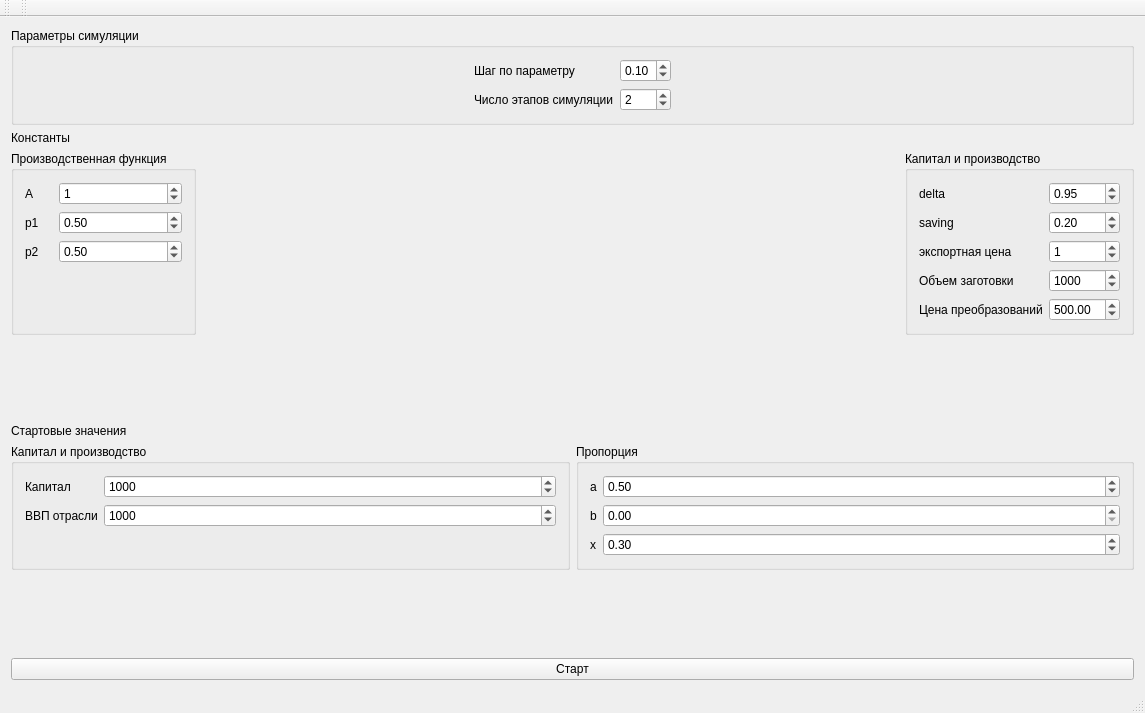
Old version of the form MEGA/QtCreatorWD/magi/mainwindow.ui in the repository artemutin/MagiModelInterface.
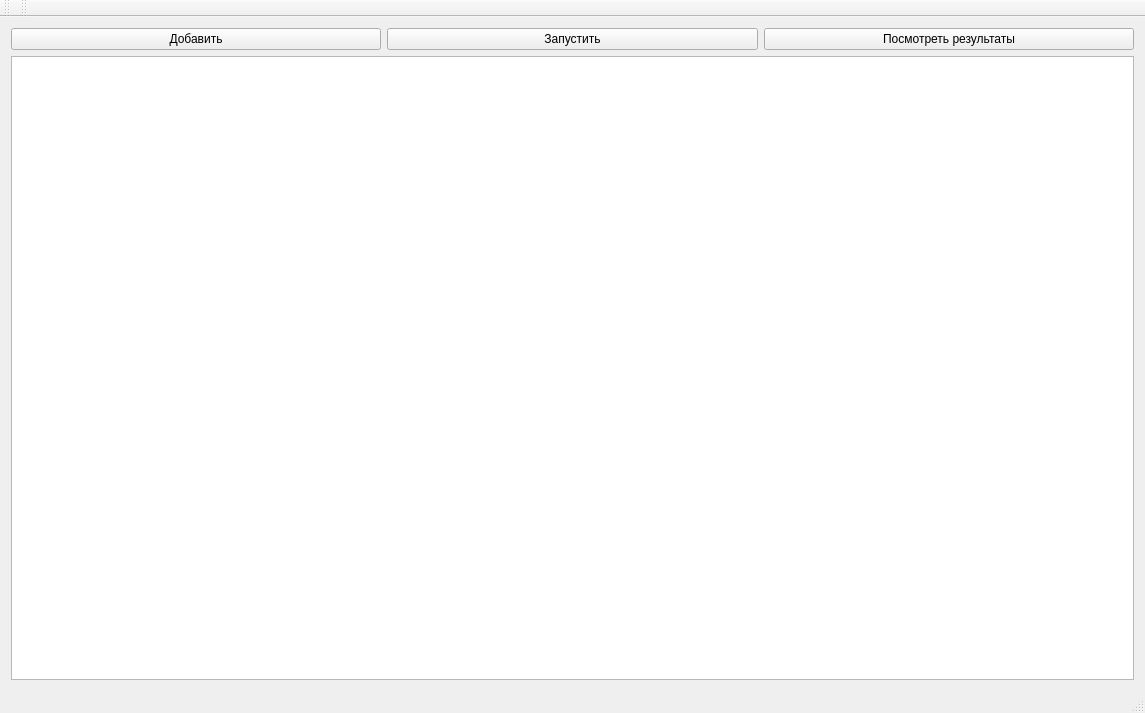
New version of the form.

Commit message: start reimplementing main window with new layout.\n for now dealing with startNewExperiment

Diff of the .ui file:
```diff
--- a/MEGA/QtCreatorWD/magi/mainwindow.ui
+++ b/MEGA/QtCreatorWD/magi/mainwindow.ui
@@ -14,477 +14,39 @@
    <string>MainWindow</string>
   </property>
   <widget class="QWidget" name="centralWidget">
-   <layout class="QVBoxLayout" name="verticalLayout_2">
+   <layout class="QVBoxLayout" name="verticalLayout">
     <item>
-     <layout class="QVBoxLayout" name="verticalLayout">
+     <layout class="QHBoxLayout" name="horizontalLayout">
       <item>
-       <widget class="QGroupBox" name="groupBox">
-        <property name="title">
-         <string>Параметры симуляции</string>
-        </property>
-        <layout class="QHBoxLayout" name="horizontalLayout_4">
-         <item>
-          <spacer name="horizontalSpacer">
-           <property name="orientation">
-            <enum>Qt::Horizontal</enum>
-           </property>
-           <property name="sizeType">
-            <enum>QSizePolicy::Expanding</enum>
-           </property>
-           <property name="sizeHint" stdset="0">
-            <size>
-             <width>40</width>
-             <height>20</height>
-            </size>
-           </property>
-          </spacer>
-         </item>
-         <item>
-          <layout class="QFormLayout" name="formLayout">
-           <property name="sizeConstraint">
-            <enum>QLayout::SetMaximumSize</enum>
-           </property>
-           <item row="0" column="0">
-            <widget class="QLabel" name="label">
-             <property name="text">
-              <string>Шаг по параметру</string>
-             </property>
-            </widget>
-           </item>
-           <item row="1" column="0">
-            <widget class="QLabel" name="label_2">
-             <property name="text">
-              <string>Число этапов симуляции</string>
-             </property>
-            </widget>
-           </item>
-           <item row="1" column="1">
-            <widget class="QSpinBox" name="nEpochsSpinBox">
-             <property name="maximum">
-              <number>10</number>
-             </property>
-             <property name="value">
-              <number>2</number>
-             </property>
-            </widget>
-           </item>
-           <item row="0" column="1">
-            <widget class="QDoubleSpinBox" name="stepUSpinBox">
-             <property name="maximum">
-              <double>1.000000000000000</double>
-             </property>
-             <property name="singleStep">
-              <double>0.010000000000000</double>
-             </property>
-             <property name="value">
-              <double>0.100000000000000</double>
-             </property>
-            </widget>
-           </item>
-          </layout>
-         </item>
-         <item>
-          <spacer name="horizontalSpacer_2">
-           <property name="orientation">
-            <enum>Qt::Horizontal</enum>
-           </property>
-           <property name="sizeHint" stdset="0">
-            <size>
-             <width>40</width>
-             <height>20</height>
-            </size>
-           </property>
-          </spacer>
-         </item>
-        </layout>
-       </widget>
-      </item>
-      <item>
-       <widget class="QLabel" name="label_3">
-        <property name="maximumSize">
-         <size>
-          <width>16777215</width>
-          <height>15</height>
-         </size>
-        </property>
+       <widget class="QPushButton" name="AddExperimentButton">
         <property name="text">
-         <string>Константы</string>
+         <string>Добавить</string>
         </property>
-        <property name="wordWrap">
-         <bool>true</bool>
-        </property>
        </widget>
       </item>
       <item>
-       <layout class="QHBoxLayout" name="horizontalLayout">
-        <item>
-         <layout class="QHBoxLayout" name="horizontalLayout_2">
-          <item>
-           <widget class="QGroupBox" name="groupBox_3">
-            <property name="title">
-             <string>Производственная функция</string>
-            </property>
-            <layout class="QHBoxLayout" name="horizontalLayout_5">
-             <item>
-              <layout class="QFormLayout" name="formLayout_2">
-               <property name="horizontalSpacing">
-                <number>20</number>
-               </property>
-               <item row="0" column="0">
-                <widget class="QLabel" name="label_4">
-                 <property name="text">
-                  <string>А</string>
-                 </property>
-                </widget>
-               </item>
-               <item row="2" column="0">
-                <widget class="QLabel" name="label_5">
-                 <property name="text">
-                  <string>p1</string>
-                 </property>
-                </widget>
-               </item>
-               <item row="3" column="0">
-                <widget class="QLabel" name="label_6">
-                 <property name="text">
-                  <string>p2</string>
-                 </property>
-                </widget>
-               </item>
-               <item row="0" column="1">
-                <widget class="QSpinBox" name="regASpinBox">
-                 <property name="maximum">
-                  <number>1000</number>
-                 </property>
-                 <property name="value">
-                  <number>1</number>
-                 </property>
-                </widget>
-               </item>
-               <item row="2" column="1">
-                <widget class="QDoubleSpinBox" name="regP1SpinBox">
-                 <property name="suffix">
-                  <string/>
-                 </property>
-                 <property name="maximum">
-                  <double>2.000000000000000</double>
-                 </property>
-                 <property name="singleStep">
-                  <double>0.010000000000000</double>
-                 </property>
-                 <property name="value">
-                  <double>0.500000000000000</double>
-                 </property>
-                </widget>
-               </item>
-               <item row="3" column="1">
-                <widget class="QDoubleSpinBox" name="regP2SpinBox">
-                 <property name="maximum">
-                  <double>2.000000000000000</double>
-                 </property>
-                 <property name="singleStep">
-                  <double>0.010000000000000</double>
-                 </property>
-                 <property name="value">
-                  <double>0.500000000000000</double>
-                 </property>
-                </widget>
-               </item>
-              </layout>
-             </item>
-            </layout>
-           </widget>
-          </item>
-          <item>
-           <spacer name="horizontalSpacer_3">
-            <property name="orientation">
-             <enum>Qt::Horizontal</enum>
-            </property>
-            <property name="sizeHint" stdset="0">
-             <size>
-              <width>40</width>
-              <height>20</height>
-             </size>
-            </property>
-           </spacer>
-          </item>
-          <item>
-           <widget class="QGroupBox" name="groupBox_4">
-            <property name="title">
-             <string>Капитал и производство</string>
-            </property>
-            <layout class="QHBoxLayout" name="horizontalLayout_6">
-             <item>
-              <layout class="QFormLayout" name="formLayout_3">
-               <item row="0" column="0">
-                <widget class="QLabel" name="label_7">
-                 <property name="text">
-                  <string>delta</string>
-                 </property>
-                </widget>
-               </item>
-               <item row="1" column="0">
-                <widget class="QLabel" name="label_8">
-                 <property name="text">
-                  <string>saving</string>
-                 </property>
-                </widget>
-               </item>
-               <item row="2" column="0">
-                <widget class="QLabel" name="label_9">
-                 <property name="text">
-                  <string>экспортная цена</string>
-                 </property>
-                </widget>
-               </item>
-               <item row="3" column="0">
-                <widget class="QLabel" name="label_10">
-                 <property name="text">
-                  <string>Объем заготовки</string>
-                 </property>
-                </widget>
-               </item>
-               <item row="4" column="0">
-                <widget class="QLabel" name="label_11">
-                 <property name="text">
-                  <string>Цена преобразований</string>
-                 </property>
-                </widget>
-               </item>
-               <item row="0" column="1">
-                <widget class="QDoubleSpinBox" name="deltaSpinBox">
-                 <property name="maximum">
-                  <double>1.000000000000000</double>
-                 </property>
-                 <property name="singleStep">
-                  <double>0.010000000000000</double>
-                 </property>
-                 <property name="value">
-                  <double>0.950000000000000</double>
-                 </property>
-                </widget>
-               </item>
-               <item row="1" column="1">
-                <widget class="QDoubleSpinBox" name="savingSpinBox">
-                 <property name="maximum">
-                  <double>1.000000000000000</double>
-                 </property>
-                 <property name="singleStep">
-                  <double>0.010000000000000</double>
-                 </property>
-                 <property name="value">
-                  <double>0.200000000000000</double>
-                 </property>
-                </widget>
-               </item>
-               <item row="2" column="1">
-                <widget class="QSpinBox" name="exportSpinBox">
-                 <property name="maximum">
-                  <number>100000</number>
-                 </property>
-                 <property name="value">
-                  <number>1</number>
-                 </property>
-                </widget>
-               </item>
-               <item row="4" column="1">
-                <widget class="QDoubleSpinBox" name="CostSpinBox">
-                 <property name="maximum">
-                  <double>1000.000000000000000</double>
-                 </property>
-                 <property name="value">
-                  <double>500.000000000000000</double>
-                 </property>
-                </widget>
-               </item>
-               <item row="3" column="1">
-                <widget class="QSpinBox" name="woodProductionSpinBox">
-                 <property name="maximum">
-                  <number>1000000</number>
-                 </property>
-                 <property name="value">
-                  <number>1000</number>
-                 </property>
-                </widget>
-               </item>
-              </layout>
-             </item>
-            </layout>
-           </widget>
-          </item>
-         </layout>
-        </item>
-       </layout>
-      </item>
-      <item>
-       <spacer name="verticalSpacer">
-        <property name="orientation">
-         <enum>Qt::Vertical</enum>
-        </property>
-        <property name="sizeHint" stdset="0">
-         <size>
-          <width>20</width>
-          <height>40</height>
-         </size>
-        </property>
-       </spacer>
-      </item>
-      <item>
-       <widget class="QLabel" name="label_12">
-        <property name="maximumSize">
-         <size>
-          <width>16777215</width>
-          <height>15</height>
-         </size>
-        </property>
+       <widget class="QPushButton" name="startExperimentButton">
         <property name="text">
-         <string>Стартовые значения</string>
+         <string>Запустить</string>
         </property>
        </widget>
       </item>
       <item>
-       <layout class="QHBoxLayout" name="horizontalLayout_3">
-        <item>
-         <widget class="QGroupBox" name="groupBox_2">
-          <property name="title">
-           <string>Капитал и производство</string>
-          </property>
-          <layout class="QHBoxLayout" name="horizontalLayout_7">
-           <item>
-            <layout class="QFormLayout" name="formLayout_4">
-             <item row="0" column="0">
-              <widget class="QLabel" name="label_13">
-               <property name="text">
-                <string>Капитал</string>
-               </property>
-              </widget>
-             </item>
-             <item row="1" column="0">
-              <widget class="QLabel" name="label_14">
-               <property name="text">
-                <string>ВВП отрасли</string>
-               </property>
-              </widget>
-             </item>
-             <item row="0" column="1">
-              <widget class="QSpinBox" name="capitalSpinBox">
-               <property name="maximum">
-                <number>1000000</number>
-               </property>
-               <property name="value">
-                <number>1000</number>
-               </property>
-              </widget>
-             </item>
-             <item row="1" column="1">
-              <widget class="QSpinBox" name="ProductionSpinBox">
-               <property name="maximum">
-                <number>100000</number>
-               </property>
-               <property name="value">
-                <number>1000</number>
-               </property>
-              </widget>
-             </item>
-            </layout>
-           </item>
-          </layout>
-         </widget>
-        </item>
-        <item>
-         <widget class="QGroupBox" name="groupBox_5">
-          <property name="title">
-           <string>Пропорция</string>
-          </property>
-          <layout class="QHBoxLayout" name="horizontalLayout_8">
-           <item>
-            <layout class="QFormLayout" name="formLayout_5">
-             <item row="0" column="0">
-              <widget class="QLabel" name="label_15">
-               <property name="text">
-                <string>а</string>
-               </property>
-              </widget>
-             </item>
-             <item row="1" column="0">
-              <widget class="QLabel" name="label_16">
-               <property name="text">
-                <string>b</string>
-               </property>
-              </widget>
-             </item>
-             <item row="2" column="0">
-              <widget class="QLabel" name="label_17">
-               <property name="text">
-                <string>x</string>
-               </property>
-              </widget>
-             </item>
-             <item row="0" column="1">
-              <widget class="QDoubleSpinBox" name="aSpinBox">
-               <property name="maximum">
-                <double>1.000000000000000</double>
-               </property>
-               <property name="singleStep">
-                <double>0.010000000000000</double>
-               </property>
-               <property name="value">
-                <double>0.500000000000000</double>
-               </property>
-              </widget>
-             </item>
-             <item row="1" column="1">
-              <widget class="QDoubleSpinBox" name="bSpinBox">
-               <property name="maximum">
-                <double>1.000000000000000</double>
-               </property>
-               <property name="singleStep">
-                <double>0.010000000000000</double>
-               </property>
-              </widget>
-             </item>
-             <item row="2" column="1">
-              <widget class="QDoubleSpinBox" name="xSpinBox">
-               <property name="maximum">
-                <double>1.000000000000000</double>
-               </property>
-               <property name="singleStep">
-                <double>0.010000000000000</double>
-               </property>
-               <property name="value">
-                <double>0.300000000000000</double>
-               </property>
-              </widget>
-             </item>
-            </layout>
-           </item>
-          </layout>
-         </widget>
-        </item>
-       </layout>
-      </item>
-      <item>
-       <spacer name="verticalSpacer_2">
-        <property name="orientation">
-         <enum>Qt::Vertical</enum>
-        </property>
-        <property name="sizeHint" stdset="0">
-         <size>
-          <width>20</width>
-          <height>40</height>
-         </size>
-        </property>
-       </spacer>
-      </item>
-      <item>
-       <widget class="QPushButton" name="pushButton">
+       <widget class="QPushButton" name="viewResultsButton">
         <property name="text">
-         <string>Старт</string>
+         <string>Посмотреть результаты</string>
         </property>
        </widget>
       </item>
      </layout>
     </item>
+    <item>
+     <widget class="QTableView" name="experimentsTableView">
+      <property name="selectionBehavior">
+       <enum>QAbstractItemView::SelectRows</enum>
+      </property>
+     </widget>
+    </item>
    </layout>
   </widget>
   <widget class="QMenuBar" name="menuBar">
```
Left out of the diff: 10 changed lines with no effect on the pictures. The commit also changes 9 other files.
